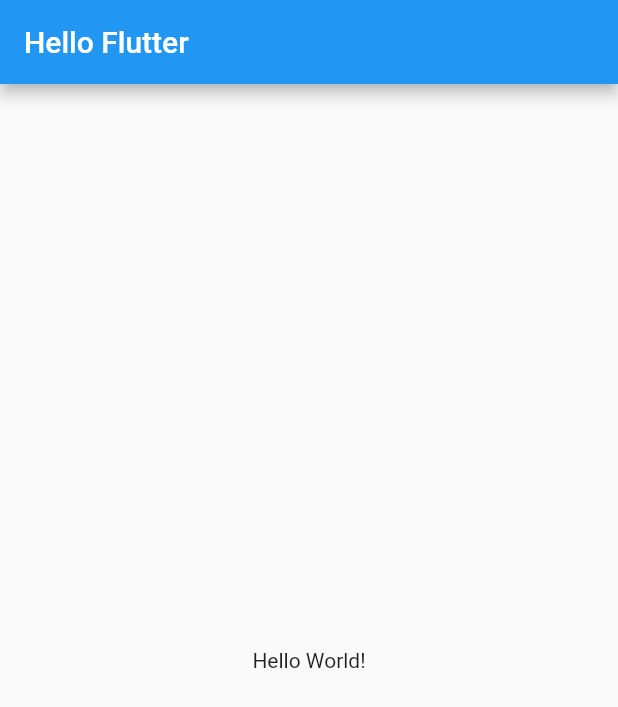
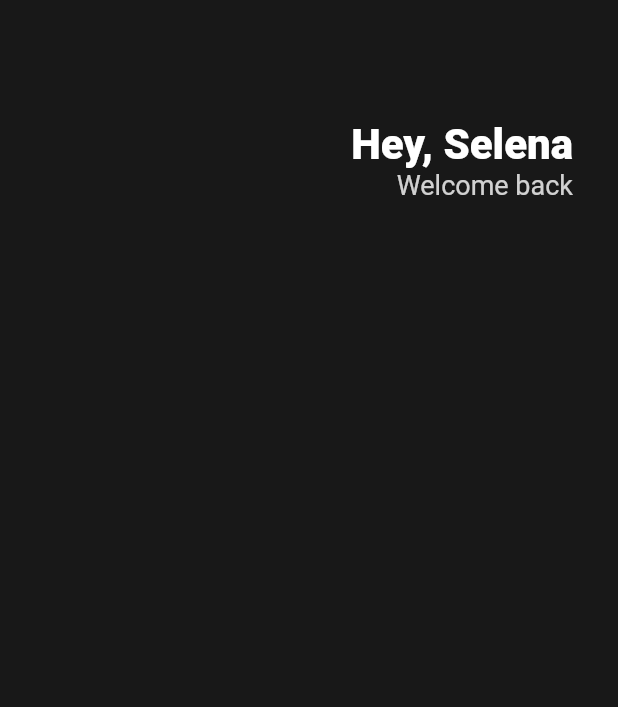
Before and after one commit to chmh0805/flutter-begginer-course, a Flutter app: the screen it shows after launch, on a phone screen of 412 x 824 dp. Shown: the top 707 px of the screen. Run offline on Flutter 3.47's test engine with Material 2 defaults, Android fonts, the phone set to English and light mode, and no system bars.

Commit message:
Feat: Make Header Section

```diff
--- a/lib/main.dart
+++ b/lib/main.dart
@@ -1,3 +1,5 @@
+// ignore_for_file: prefer_const_literals_to_create_immutables, prefer_const_constructors
+
 import 'package:flutter/material.dart';
 
 void main() {
@@ -9,12 +11,41 @@ class App extends StatelessWidget {
   Widget build(BuildContext context) {
     return MaterialApp(
       home: Scaffold(
-        appBar: AppBar(
-          title: const Text("Hello Flutter"),
-        ),
-        body: const Center(
-          child: Text("Hello World!"),
-        ),
+        backgroundColor: Color(0xFF181818),
+        body: Padding(
+            padding: EdgeInsets.symmetric(
+              horizontal: 30,
+            ),
+            child: Column(
+              children: [
+                SizedBox(
+                  height: 80,
+                ),
+                Row(
+                  mainAxisAlignment: MainAxisAlignment.end,
+                  children: [
+                    Column(
+                      crossAxisAlignment: CrossAxisAlignment.end,
+                      children: [
+                        Text(
+                          "Hey, Selena",
+                          style: TextStyle(
+                              fontSize: 28,
+                              color: Colors.white,
+                              fontWeight: FontWeight.w800),
+                        ),
+                        Text(
+                          "Welcome back",
+                          style: TextStyle(
+                              color: Colors.white.withOpacity(0.8),
+                              fontSize: 18),
+                        ),
+                      ],
+                    ),
+                  ],
+                )
+              ],
+            )),
       ),
     ); // google
     // return const CupertinoApp(); // apple
```
Also changed, not shown: 1 other file.
